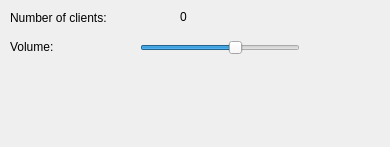
Old version of the form waiting-server/waitingwindow.ui in the repository tarmoj/waiting-game.
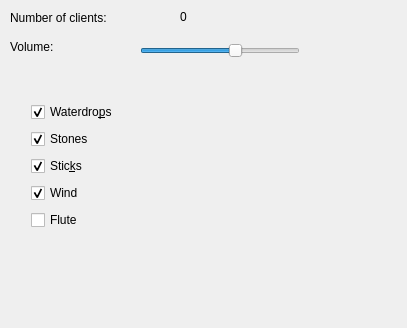
New version of the form.

Patch:
```diff
--- a/waiting-server/waitingwindow.ui
+++ b/waiting-server/waitingwindow.ui
@@ -6,8 +6,8 @@
    <rect>
     <x>0</x>
     <y>0</y>
-    <width>390</width>
-    <height>147</height>
+    <width>407</width>
+    <height>328</height>
    </rect>
   </property>
   <property name="windowTitle">
@@ -46,7 +46,7 @@
       <x>140</x>
       <y>40</y>
       <width>160</width>
-      <height>16</height>
+      <height>21</height>
      </rect>
     </property>
     <property name="value">
@@ -69,6 +69,68 @@
      <string>Volume:</string>
     </property>
    </widget>
+   <widget class="QWidget" name="layoutWidget">
+    <property name="geometry">
+     <rect>
+      <x>20</x>
+      <y>90</y>
+      <width>124</width>
+      <height>156</height>
+     </rect>
+    </property>
+    <layout class="QVBoxLayout" name="verticalLayout">
+     <item>
+      <widget class="QCheckBox" name="waterdropCheckBox">
+       <property name="text">
+        <string>Waterdro&amp;ps</string>
+       </property>
+       <property name="checked">
+        <bool>true</bool>
+       </property>
+      </widget>
+     </item>
+     <item>
+      <widget class="QCheckBox" name="stonesCheckBox">
+       <property name="text">
+        <string>Stones</string>
+       </property>
+       <property name="checked">
+        <bool>true</bool>
+       </property>
+      </widget>
+     </item>
+     <item>
+      <widget class="QCheckBox" name="stickCheckBox">
+       <property name="text">
+        <string>Stic&amp;ks</string>
+       </property>
+       <property name="checked">
+        <bool>true</bool>
+       </property>
+      </widget>
+     </item>
+     <item>
+      <widget class="QCheckBox" name="windCheckBox">
+       <property name="text">
+        <string>Wind</string>
+       </property>
+       <property name="checked">
+        <bool>true</bool>
+       </property>
+      </widget>
+     </item>
+     <item>
+      <widget class="QCheckBox" name="fluteCheckBox">
+       <property name="text">
+        <string>Flute</string>
+       </property>
+       <property name="checked">
+        <bool>false</bool>
+       </property>
+      </widget>
+     </item>
+    </layout>
+   </widget>
   </widget>
  </widget>
  <layoutdefault spacing="6" margin="11"/>
```
